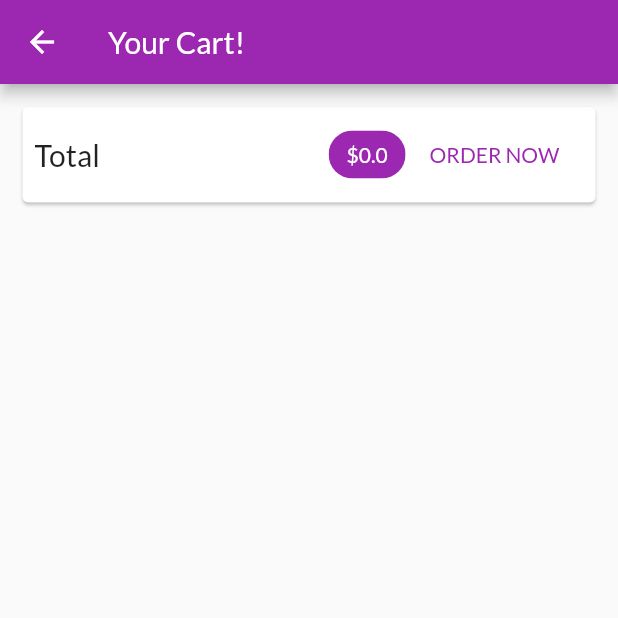
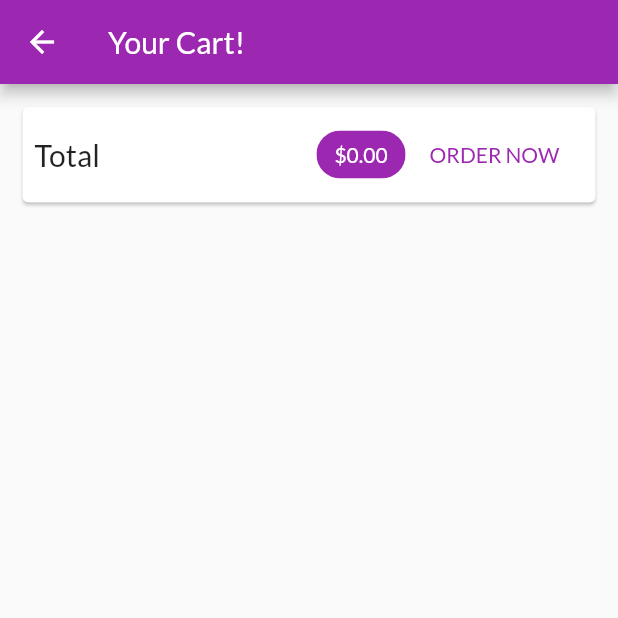
Before and after one commit to sunachun/shop, a Flutter app: the CartScreen screen opened by its route, after a tap on "ORDER NOW", on a phone screen of 412 x 824 dp, the top half of it. Run offline on Flutter 3.47's test engine with Material 2 defaults, Android fonts, the phone set to English and light mode, and no system bars; network calls fail.

```diff
--- /dev/null
+++ b/lib/providers/orders.dart
@@ -0,0 +1,38 @@
+import 'package:flutter/foundation.dart';
+
+import 'cart.dart';
+
+class OrderItem {
+  final String id;
+  final double amount;
+  final List<CartItem> products;
+  final DateTime dateTime;
+
+  OrderItem({
+    @required this.id,
+    @required this.amount,
+    @required this.products,
+    @required this.dateTime,
+  });
+}
+
+class Orders with ChangeNotifier {
+  List<OrderItem> _orders = [];
+
+  List<OrderItem> get orders {
+    return [..._orders];
+  }
+
+  void addOrder(List<CartItem> cartProducts, double total) {
+    _orders.insert(
+      0,
+      OrderItem(
+        id: DateTime.now().toString(),
+        amount: total,
+        products: cartProducts,
+        dateTime: DateTime.now(),
+      ),
+    );
+    notifyListeners();
+  }
+}
--- a/lib/screens/cart_screen.dart
+++ b/lib/screens/cart_screen.dart
@@ -2,6 +2,7 @@ import 'package:flutter/cupertino.dart';
 import 'package:flutter/material.dart';
 import 'package:provider/provider.dart';
 import 'package:shop/providers/cart.dart' show Cart;
+import 'package:shop/providers/orders.dart';
 import 'package:shop/widgets/cart_item.dart';
 
 class CartScreen extends StatelessWidget {
@@ -30,7 +31,7 @@ class CartScreen extends StatelessWidget {
                   Spacer(),
                   Chip(
                     label: Text(
-                      '\$${cart.totalAmount.toString()}',
+                      '\$${cart.totalAmount.toStringAsFixed(2)}',
                       style: TextStyle(
                         color: Theme.of(context).primaryTextTheme.title.color,
                       ),
@@ -39,7 +40,13 @@ class CartScreen extends StatelessWidget {
                   ),
                   FlatButton(
                     child: Text('ORDER NOW'),
-                    onPressed: () {},
+                    onPressed: () {
+                      Provider.of<Orders>(context, listen: false).addOrder(
+                        cart.items.values.toList(),
+                        cart.totalAmount,
+                      );
+                      cart.clear();
+                    },
                     textColor: Theme.of(context).primaryColor,
                   )
                 ],
--- /dev/null
+++ b/lib/screens/orders_screen.dart
@@ -0,0 +1,24 @@
+import 'package:flutter/material.dart';
+import 'package:provider/provider.dart';
+import 'package:shop/providers/orders.dart' show Orders;
+import 'package:shop/widgets/app_drawer.dart';
+import '../widgets/order_item.dart';
+
+class OrdersScreen extends StatelessWidget {
+  static const routeName = '/orders';
+
+  @override
+  Widget build(BuildContext context) {
+    final orderData = Provider.of<Orders>(context);
+    return Scaffold(
+      appBar: AppBar(
+        title: Text('Your Orders'),
+      ),
+      drawer: AppDrawer(),
+      body: ListView.builder(
+        itemCount: orderData.orders.length,
+        itemBuilder: (ctx, i) => OrderItem(orderData.orders[i]),
+      ),
+    );
+  }
+}
--- a/lib/screens/products_overview_screen.dart
+++ b/lib/screens/products_overview_screen.dart
@@ -2,6 +2,7 @@ import 'package:flutter/material.dart';
 import 'package:provider/provider.dart';
 import 'package:shop/providers/cart.dart';
 import 'package:shop/screens/cart_screen.dart';
+import 'package:shop/widgets/app_drawer.dart';
 import 'package:shop/widgets/badge.dart';
 import 'package:shop/widgets/products_grid.dart';
 
@@ -64,6 +65,7 @@ class _ProductsOverviewScreenState extends State<ProductsOverviewScreen> {
           ),
         ],
       ),
+      drawer: AppDrawer(),
       body: ProductsGrid(_showOnlyFavorites),
     );
   }
--- /dev/null
+++ b/lib/widgets/order_item.dart
@@ -0,0 +1,76 @@
+import 'dart:math';
+
+import 'package:flutter/material.dart';
+import 'package:intl/intl.dart';
+import '../providers/orders.dart' as ord;
+
+class OrderItem extends StatefulWidget {
+  final ord.OrderItem order;
+
+  OrderItem(this.order);
+
+  @override
+  _OrderItemState createState() => _OrderItemState();
+}
+
+class _OrderItemState extends State<OrderItem> {
+  var _expanded = false;
+
+  @override
+  Widget build(BuildContext context) {
+    return Card(
+      margin: EdgeInsets.all(10),
+      child: Column(
+        children: <Widget>[
+          ListTile(
+            title: Text('\$${widget.order.amount}'),
+            subtitle: Text(
+              DateFormat('dd/MM/yyyy hh:mm').format(widget.order.dateTime),
+            ),
+            trailing: IconButton(
+              icon: Icon(_expanded ? Icons.expand_less : Icons.expand_more),
+              onPressed: () {
+                setState(() {
+                  _expanded = !_expanded;
+                });
+              },
+            ),
+          ),
+          if (_expanded)
+            Container(
+              padding: EdgeInsets.symmetric(horizontal: 15, vertical: 4),
+              height: min(
+                widget.order.products.length * 20.0 + 10,
+                100,
+              ),
+              child: ListView(
+                children: widget.order.products
+                    .map(
+                      (prod) => Row(
+                        mainAxisAlignment: MainAxisAlignment.spaceBetween,
+                        children: <Widget>[
+                          Text(
+                            prod.title,
+                            style: TextStyle(
+                              fontSize: 18,
+                              fontWeight: FontWeight.bold,
+                            ),
+                          ),
+                          Text(
+                            '${prod.quantity}x \$${prod.price}',
+                            style: TextStyle(
+                              fontSize: 18,
+                              color: Colors.grey,
+                            ),
+                          ),
+                        ],
+                      ),
+                    )
+                    .toList(),
+              ),
+            ),
+        ],
+      ),
+    );
+  }
+}
--- a/pubspec.yaml
+++ b/pubspec.yaml
@@ -29,6 +29,7 @@ dependencies:
   # Use with the CupertinoIcons class for iOS style icons.
   cupertino_icons: ^1.0.2
   provider: ^5.0.0
+  intl: ^0.17.0
 
 dev_dependencies:
   flutter_test:
```
Also changed, not shown: lib/main.dart (+10 -0 lines), lib/providers/cart.dart (+25 -0 lines), lib/providers/products.dart (+25 -2 lines), lib/screens/edit_product_sreen.dart (added, +285 -0 lines), lib/screens/user_products_screen.dart (added, +46 -0 lines), lib/widgets/app_drawer.dart (added, +45 -0 lines), lib/widgets/cart_item.dart (+25 -0 lines), lib/widgets/product_item.dart (+18 -0 lines), lib/widgets/user_product_item.dart (added, +46 -0 lines), pubspec.lock.
